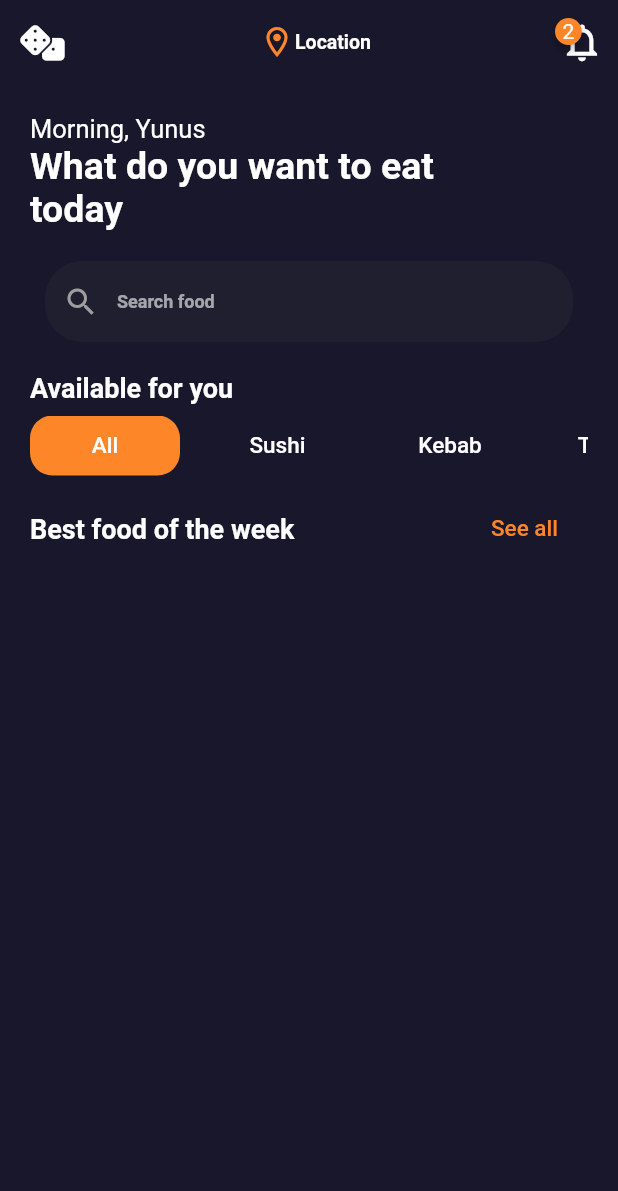
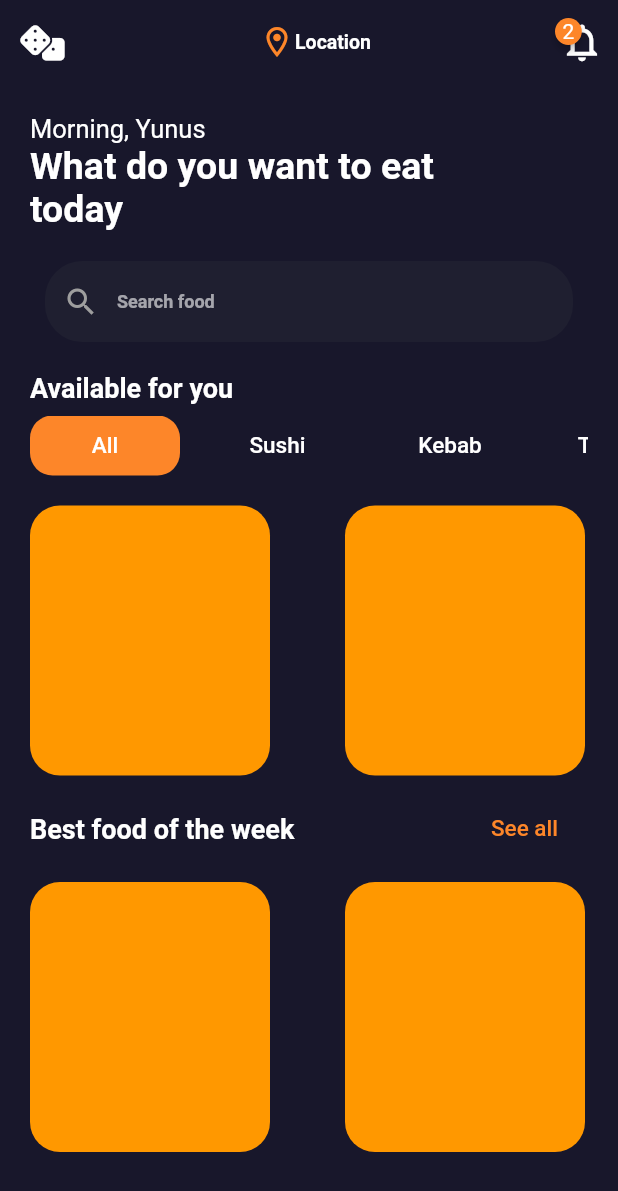
Before and after one commit to Nebyla/Flutter_Project, a Flutter app: the screen it shows after launch, on a phone screen of 412 x 824 dp. Shown: the top 1191 px of the screen. Run offline on Flutter 3.47's test engine with Material 2 defaults, Android fonts, the phone set to English and light mode, and no system bars; drawn by our look-alikes of badges; our stand-ins replace font_awesome_flutter.

Commit message:
Виджет еды

```diff
--- a/lib/ui/screens/food_list_screen.dart
+++ b/lib/ui/screens/food_list_screen.dart
@@ -5,6 +5,8 @@ import 'package:font_awesome_flutter/font_awesome_flutter.dart';
 import '../../ui_kit/_ui_kit.dart';
 import '../../data/app_data.dart';
 import 'package:FlutterProject/ui/extensions/app_extension.dart';
+import 'package:FlutterProject/ui/widgets/food_list_view.dart';
+
 
 class FoodList extends StatefulWidget {
   const FoodList({super.key});
@@ -39,6 +41,7 @@ class FoodListState extends State<FoodList> {
                 style: Theme.of(context).textTheme.displaySmall,
               ),
               _categories(),
+               FoodListView(foods: AppData.foodItems),
               Padding(
                 padding: const EdgeInsets.only(top: 25, bottom: 5),
                 child: Row(
@@ -61,6 +64,7 @@ class FoodListState extends State<FoodList> {
                   ],
                 ),
               ),
+               FoodListView(foods: AppData.foodItems),
             ],
           ),
         ),
--- /dev/null
+++ b/lib/ui/widgets/food_list_view.dart
@@ -0,0 +1,39 @@
+import 'package:flutter/material.dart';
+
+import '../../data/models/food.dart';
+
+class FoodListView extends StatelessWidget {
+  const FoodListView({
+super.key,
+required this.foods,
+this.isReversed = false
+  });
+
+  final List<Food> foods;
+  final bool isReversed;
+
+  @override
+  Widget build(BuildContext context) {
+    return SizedBox(
+      height: 200,
+      child: ListView.separated(
+          scrollDirection: Axis.horizontal,
+          padding: const EdgeInsets.only(top: 20),
+          itemBuilder: (_, index) {
+            return Container(
+              width: 160,
+              decoration: const BoxDecoration(
+                color: Colors.orange,
+                borderRadius: BorderRadius.all(Radius.circular(20)),
+              ),
+            );
+          },
+          separatorBuilder: (_, __) {
+            return Container(
+              width: 50,
+            );
+          },
+          itemCount: 20),
+    );
+  }
+}
```
